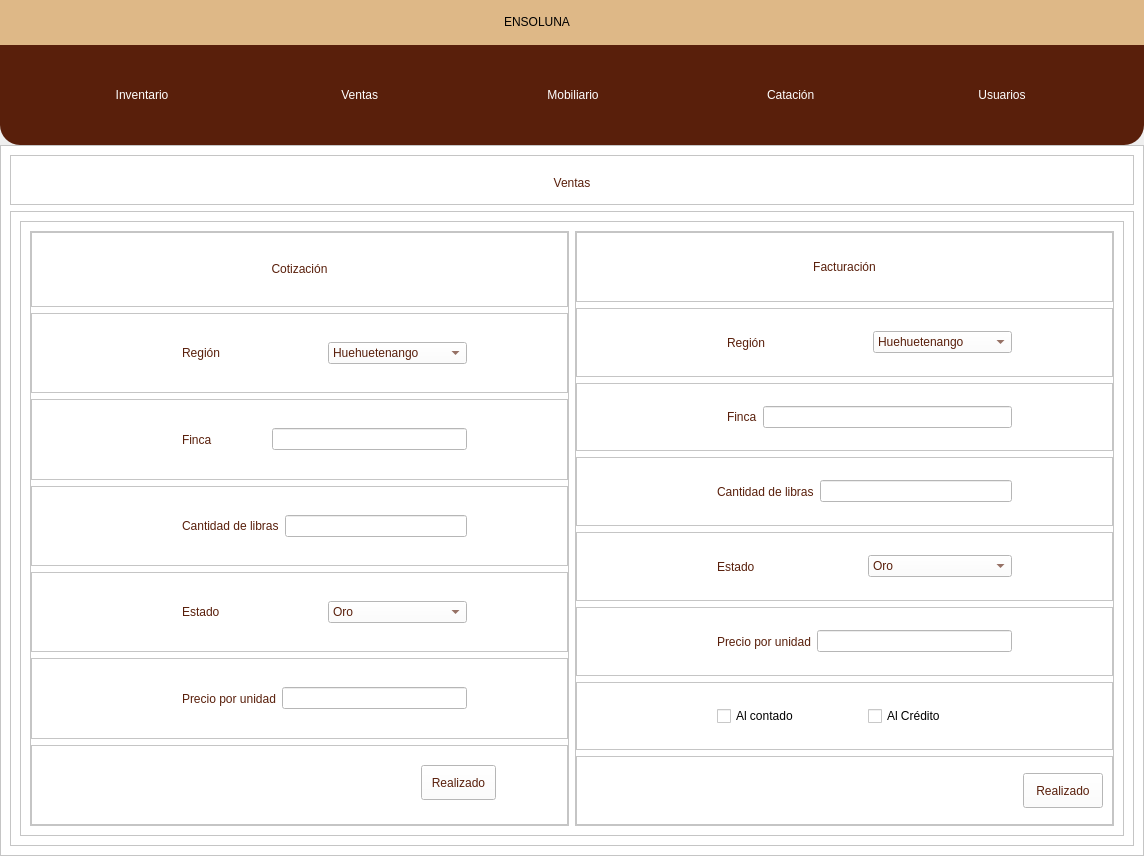
Above: views/designs/DB1.ui from andree-ro/BaseDatosEnsoluna before the change. Below: the same form after it.
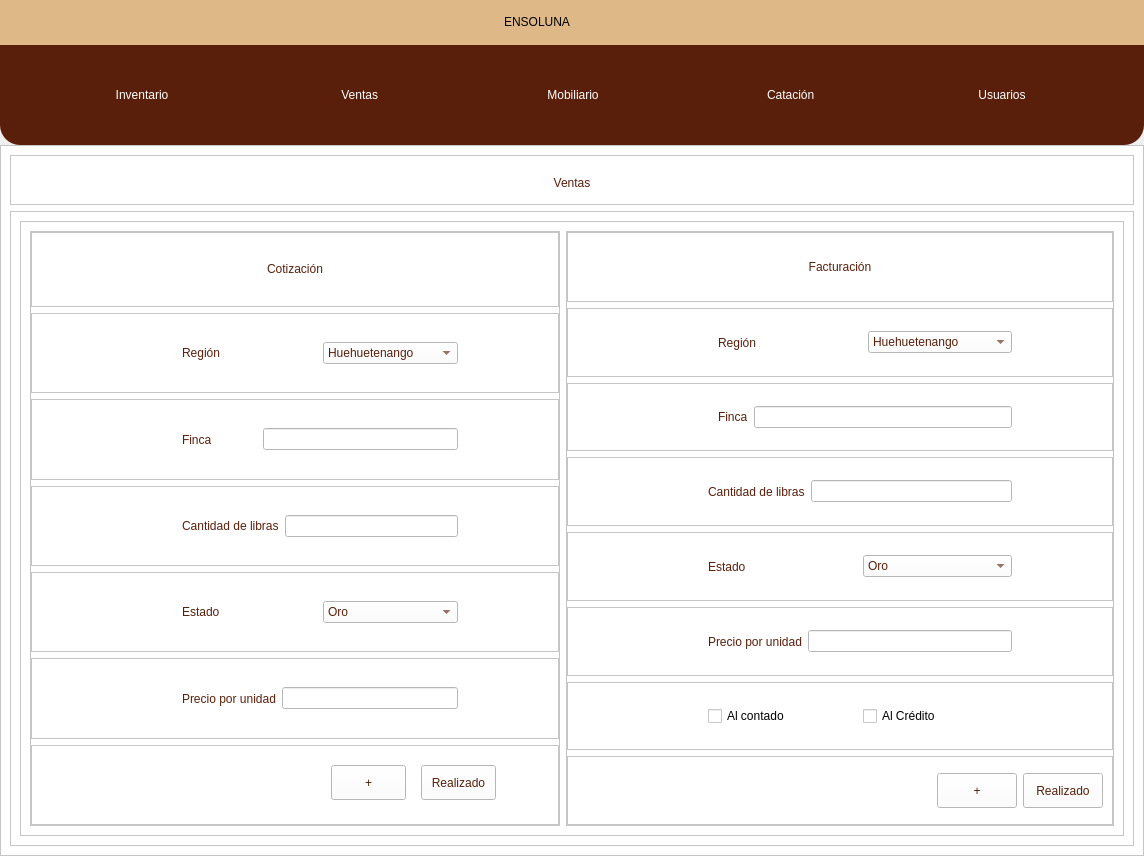
That is the form after the change. The open tabs and pages were chosen to show the change. Icons and pictures are not drawn.

The edit to the form file:
```diff
--- a/views/designs/DB1.ui
+++ b/views/designs/DB1.ui
@@ -7031,6 +7031,43 @@
                         <string>Realizado</string>
                        </property>
                       </widget>
+                      <widget class="QPushButton" name="agregarCotizacion">
+                       <property name="geometry">
+                        <rect>
+                         <x>300</x>
+                         <y>20</y>
+                         <width>75</width>
+                         <height>35</height>
+                        </rect>
+                       </property>
+                       <property name="minimumSize">
+                        <size>
+                         <width>0</width>
+                         <height>35</height>
+                        </size>
+                       </property>
+                       <property name="styleSheet">
+                        <string notr="true">QFrame{
+background-color: rgb(51, 157, 255);
+}
+
+QPushButton{
+color: rgb(89, 31, 11);
+background-color: rgb(255, 255, 255);
+font: 75 9pt &quot;Open Sans Semibold&quot;
+}
+
+QPushButton:hover{
+color: rgb(255, 255, 255);
+background-color: rgb(209, 172, 127);
+font: 75 9pt  &quot;Open Sans Semibold&quot;
+}
+</string>
+                       </property>
+                       <property name="text">
+                        <string>+</string>
+                       </property>
+                      </widget>
                      </widget>
                     </item>
                    </layout>
@@ -7374,6 +7411,37 @@
                          </property>
                         </spacer>
                        </item>
+                       <item>
+                        <widget class="QPushButton" name="agregarFactura">
+                         <property name="minimumSize">
+                          <size>
+                           <width>0</width>
+                           <height>35</height>
+                          </size>
+                         </property>
+                         <property name="styleSheet">
+                          <string notr="true">QFrame{
+background-color: rgb(51, 157, 255);
+}
+
+QPushButton{
+color: rgb(89, 31, 11);
+background-color: rgb(255, 255, 255);
+font: 75 9pt &quot;Open Sans Semibold&quot;
+}
+
+QPushButton:hover{
+color: rgb(255, 255, 255);
+background-color: rgb(209, 172, 127);
+font: 75 9pt  &quot;Open Sans Semibold&quot;
+}
+</string>
+                         </property>
+                         <property name="text">
+                          <string>+</string>
+                         </property>
+                        </widget>
+                       </item>
                        <item>
                         <widget class="QPushButton" name="realizado_facturacion">
                          <property name="minimumSize">
```
Left out of the diff: 2 changed lines with no effect on the pictures.
